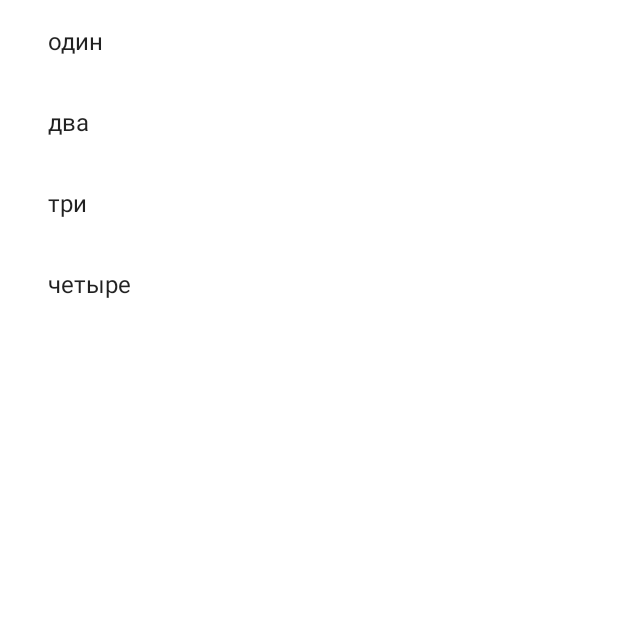
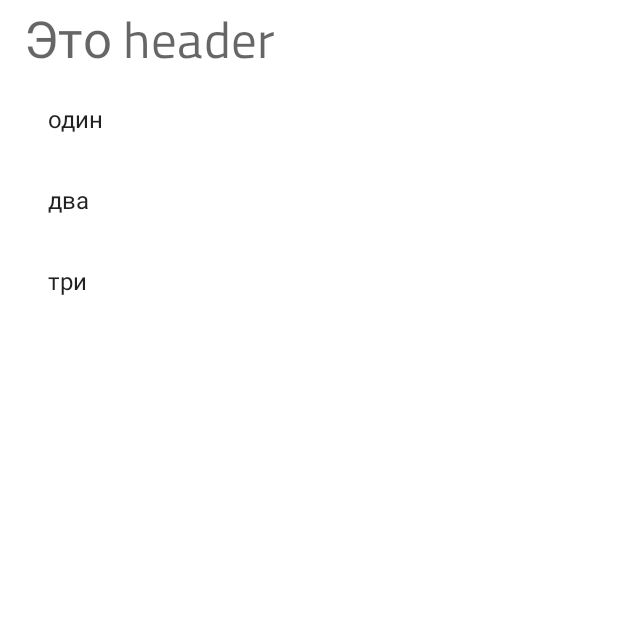
Before and after one commit to ChernovPavel/MaterialApp, an Android app: the fragment NotesFragment shown on its own in the app's theme, on a phone screen of 412 x 824 dp, the top half of it. Run offline under Robolectric (Android 15) with nearby library versions, the phone set to English and light mode, and no system bars.

Commit message:
сделал два разных вида холдера для хедера и самих элементов

```diff
--- /dev/null
+++ b/app/src/main/java/com/chernovpavel/materialapp/ui/notes/AdapterItem.kt
@@ -0,0 +1,6 @@
+package com.chernovpavel.materialapp.ui.notes
+
+sealed class AdapterItem
+
+class NoteItem(val note: Note) : AdapterItem()
+class HeaderItem(val txt: String) : AdapterItem()
--- a/app/src/main/java/com/chernovpavel/materialapp/ui/notes/NoteRecyclerViewAdapter.kt
+++ b/app/src/main/java/com/chernovpavel/materialapp/ui/notes/NoteRecyclerViewAdapter.kt
@@ -5,49 +5,87 @@ import android.view.ViewGroup
 import android.widget.TextView
 import androidx.recyclerview.widget.RecyclerView
 import com.chernovpavel.materialapp.databinding.FragmentNoteItemBinding
+import com.chernovpavel.materialapp.databinding.HeaderItemBinding
 
 
 class NoteRecyclerViewAdapter(
-    private var itemClicked: ((note: Note) -> Unit)? = null
-) : RecyclerView.Adapter<NoteRecyclerViewAdapter.ViewHolder>() {
+    private var noteItemClicked: ((note: Note) -> Unit)? = null
+) : RecyclerView.Adapter<RecyclerView.ViewHolder>() {
 
-    var notesData = mutableListOf<Note>()
+    companion object {
+        private const val TYPE_NOTE = 1
+        private const val TYPE_HEADER = 2
+    }
+
+    private var data = mutableListOf<AdapterItem>()
 
 
-    fun setData(notes: List<Note>) {
-        notesData.apply {
+    fun setData(notes: List<AdapterItem>) {
+        data.apply {
             clear()
             addAll(notes)
         }
     }
 
-    override fun onCreateViewHolder(parent: ViewGroup, viewType: Int): ViewHolder {
+    override fun getItemViewType(position: Int): Int = when (data[position]) {
+        is NoteItem -> TYPE_NOTE
+        is HeaderItem -> TYPE_HEADER
+    }
 
-        return ViewHolder(
+    override fun onCreateViewHolder(parent: ViewGroup, viewType: Int): RecyclerView.ViewHolder =
+        when (viewType) {
+            TYPE_NOTE ->
+                NoteViewHolder(
                     FragmentNoteItemBinding.inflate(
                         LayoutInflater.from(parent.context),
                         parent,
                         false
                     )
                 )
+            TYPE_HEADER ->
+                HeaderViewHolder(
+                    HeaderItemBinding.inflate(
+                        LayoutInflater.from(parent.context),
+                        parent,
+                        false
+                    )
+                )
+            else -> throw IllegalStateException("Cannot be here")
         }
 
-    override fun onBindViewHolder(holder: ViewHolder, position: Int) {
-        val item = notesData[position]
-        holder.title.text = item.text
+    override fun onBindViewHolder(holder: RecyclerView.ViewHolder, position: Int) {
+        when (holder) {
+            is NoteViewHolder -> {
+                val item = data[position] as NoteItem
+                holder.title.text = item.note.text
             }
 
-    override fun getItemCount(): Int = notesData.size
-
-    inner class ViewHolder(binding: FragmentNoteItemBinding) :
-        RecyclerView.ViewHolder(binding.root) {
-        val title: TextView = binding.itemTitle
-
-        init {
-            itemView.setOnClickListener {
-                itemClicked?.invoke(notesData[adapterPosition])
+            is HeaderViewHolder -> {
+                val item = data[position] as HeaderItem
+                holder.headerTxt.text = item.txt
             }
         }
     }
 
+    override fun getItemCount(): Int = data.size
+
+    inner class NoteViewHolder(binding: FragmentNoteItemBinding) :
+        RecyclerView.ViewHolder(binding.root) {
+
+        val title: TextView = binding.itemText
+
+        init {
+            itemView.setOnClickListener {
+                (data[adapterPosition] as? NoteItem)?.let {
+                    noteItemClicked?.invoke(it.note)
                 }
+            }
+        }
+    }
+
+    inner class HeaderViewHolder(binding: HeaderItemBinding) :
+        RecyclerView.ViewHolder(binding.root) {
+
+        val headerTxt: TextView = binding.header
+    }
+}
--- a/app/src/main/java/com/chernovpavel/materialapp/ui/notes/NotesFragment.kt
+++ b/app/src/main/java/com/chernovpavel/materialapp/ui/notes/NotesFragment.kt
@@ -23,10 +23,10 @@ class NotesFragment : Fragment() {
     }.apply {
         setData(
             listOf(
-                Note("один"),
-                Note("два"),
-                Note("три"),
-                Note("четыре")
+                HeaderItem("Это header"),
+                NoteItem(Note("один")),
+                NoteItem(Note("два")),
+                NoteItem(Note("три"))
             )
         )
         notifyDataSetChanged()
--- a/app/src/main/res/layout/fragment_note_item.xml
+++ b/app/src/main/res/layout/fragment_note_item.xml
@@ -5,7 +5,7 @@
     android:orientation="horizontal">
 
     <TextView
-        android:id="@+id/item_title"
+        android:id="@+id/item_text"
         android:layout_width="wrap_content"
         android:layout_height="wrap_content"
         android:layout_margin="@dimen/text_margin"
--- /dev/null
+++ b/app/src/main/res/layout/header_item.xml
@@ -0,0 +1,13 @@
+<?xml version="1.0" encoding="utf-8"?>
+
+<FrameLayout xmlns:android="http://schemas.android.com/apk/res/android"
+    android:layout_width="match_parent"
+    android:layout_height="wrap_content">
+
+    <androidx.appcompat.widget.AppCompatTextView
+        android:id="@+id/header"
+        android:layout_width="match_parent"
+        android:layout_height="wrap_content"
+        android:textAppearance="@style/TextAppearance.MaterialComponents.Headline4" />
+
+</FrameLayout>
```
Lines whose indentation alone changed are shown as unchanged.
